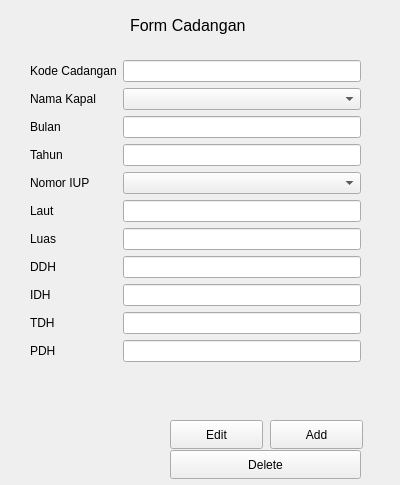
Before: the Qt Designer form formcadangan.ui in Yadija/tugas_visual_2, drawn with Qt 5.
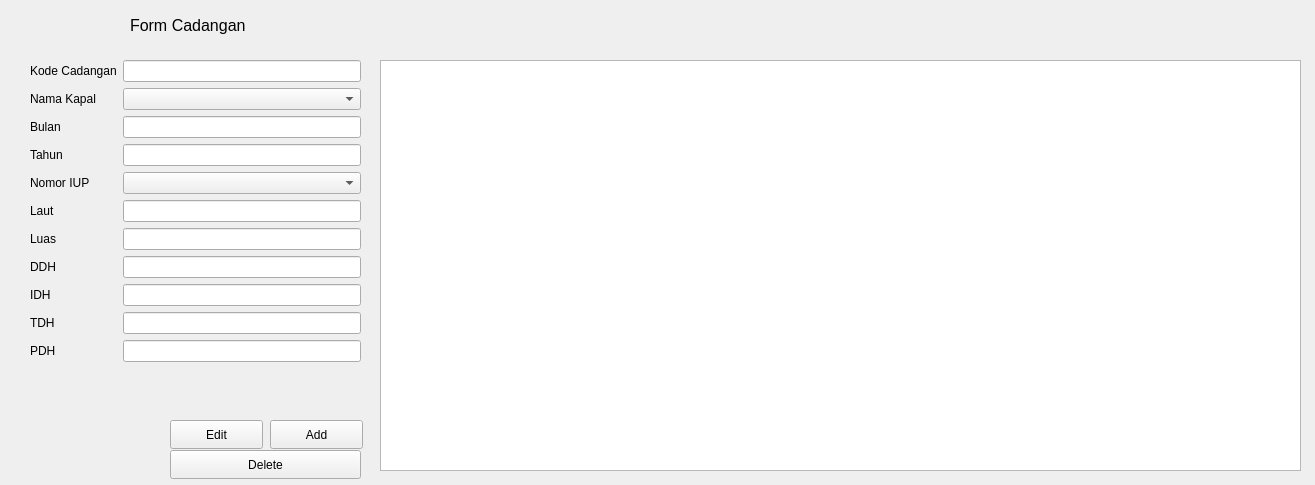
After: the same form once the commit is applied.

Commit message: ⚒️build: add table view, change message to form cadangan

What changed in the file:
```diff
--- a/formcadangan.ui
+++ b/formcadangan.ui
@@ -6,7 +6,7 @@
    <rect>
     <x>0</x>
     <y>0</y>
-    <width>400</width>
+    <width>1315</width>
     <height>485</height>
    </rect>
   </property>
@@ -192,6 +192,16 @@
     <string>Form Cadangan</string>
    </property>
   </widget>
+  <widget class="QTableView" name="tableCadangan">
+   <property name="geometry">
+    <rect>
+     <x>380</x>
+     <y>60</y>
+     <width>921</width>
+     <height>411</height>
+    </rect>
+   </property>
+  </widget>
  </widget>
  <resources/>
  <connections/>
```
The commit also changes 2 other files.
